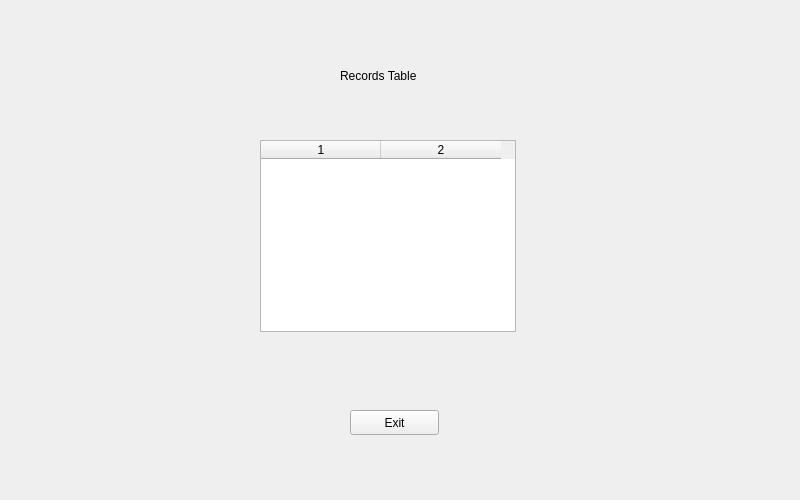
moevm/gui-1h2018-24, file interface/recordstable.ui: the form before one commit.
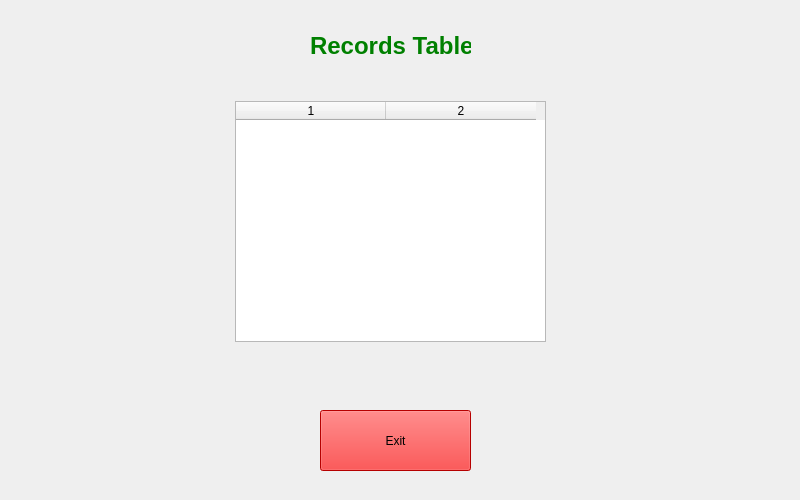
The form after the commit.

```diff
--- a/interface/recordstable.ui
+++ b/interface/recordstable.ui
@@ -16,14 +16,16 @@
   <widget class="QLabel" name="label">
    <property name="geometry">
     <rect>
-     <x>340</x>
-     <y>50</y>
-     <width>101</width>
+     <x>310</x>
+     <y>20</y>
+     <width>161</width>
      <height>51</height>
     </rect>
    </property>
    <property name="styleSheet">
-    <string notr="true">text-align: center;</string>
+    <string notr="true">color:green;
+font-size: 24px;
+font-weight: bold;</string>
    </property>
    <property name="text">
     <string>Records Table</string>
@@ -32,12 +34,15 @@
   <widget class="QPushButton" name="exitRecordsTableButton">
    <property name="geometry">
     <rect>
-     <x>350</x>
+     <x>320</x>
      <y>410</y>
-     <width>89</width>
-     <height>25</height>
+     <width>151</width>
+     <height>61</height>
     </rect>
    </property>
+   <property name="styleSheet">
+    <string notr="true">background-color:red;</string>
+   </property>
    <property name="text">
     <string>Exit</string>
    </property>
@@ -45,12 +50,18 @@
   <widget class="QTableWidget" name="table">
    <property name="geometry">
     <rect>
-     <x>260</x>
-     <y>140</y>
-     <width>256</width>
-     <height>192</height>
+     <x>235</x>
+     <y>101</y>
+     <width>311</width>
+     <height>241</height>
     </rect>
    </property>
+   <property name="styleSheet">
+    <string notr="true"/>
+   </property>
+   <property name="horizontalScrollBarPolicy">
+    <enum>Qt::ScrollBarAlwaysOff</enum>
+   </property>
    <property name="editTriggers">
     <set>QAbstractItemView::NoEditTriggers</set>
    </property>
@@ -64,7 +75,7 @@
     <number>2</number>
    </property>
    <attribute name="horizontalHeaderDefaultSectionSize">
-    <number>120</number>
+    <number>150</number>
    </attribute>
    <column/>
    <column/>
```
